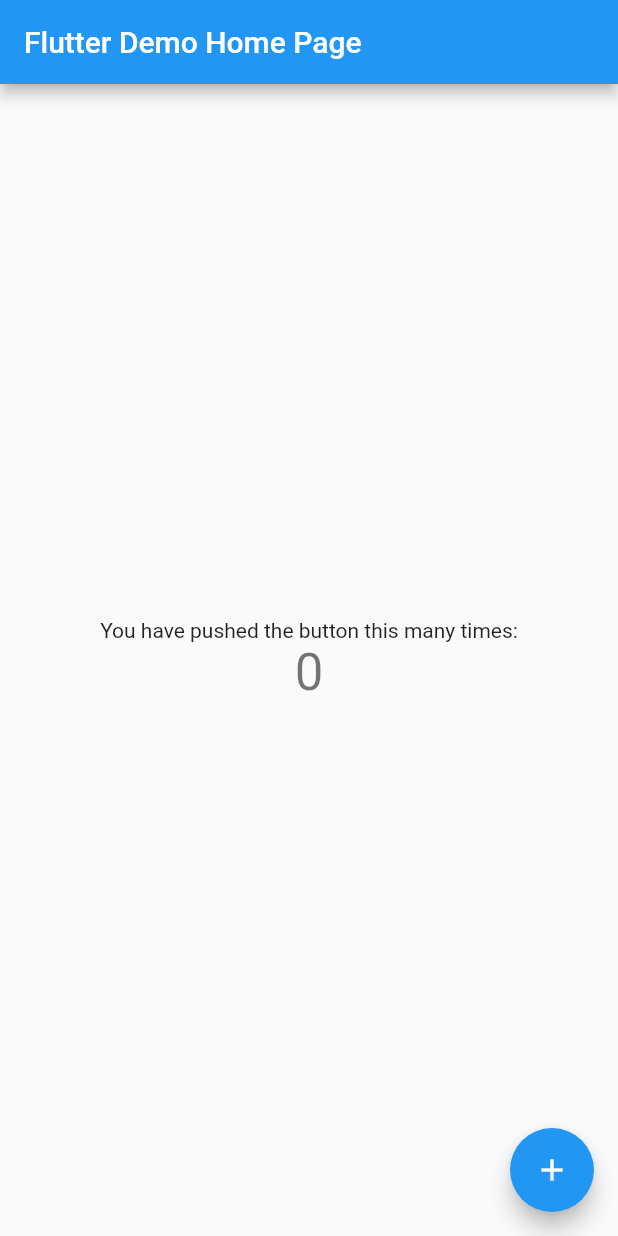
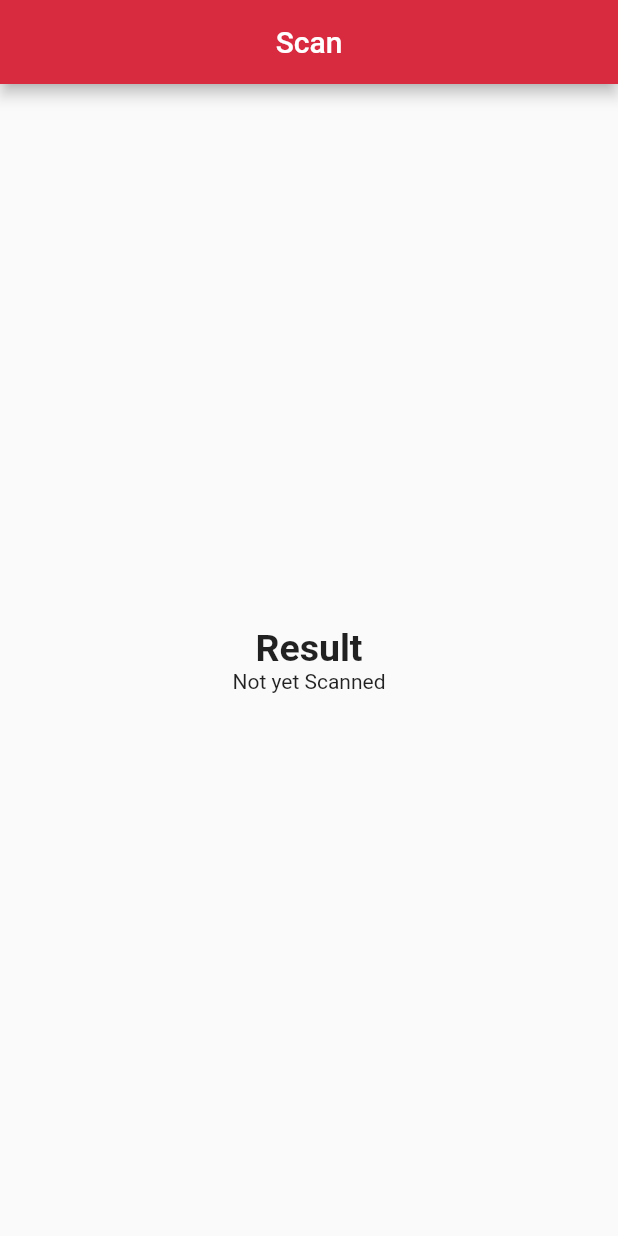
Before and after one commit to justkingsley/qr-code-scanner, a Flutter app: the screen it shows after launch, on a phone screen of 412 x 824 dp. Run offline on Flutter 3.47's test engine with Material 2 defaults, Android fonts, the phone set to English and light mode, and no system bars.

```diff
--- a/lib/main.dart
+++ b/lib/main.dart
@@ -1,115 +1,25 @@
 import 'package:flutter/material.dart';
+import 'package:qr_code_scanner/homepage.dart';
+import 'package:qr_code_scanner/scan.dart';
 
-void main() {
-  runApp(const MyApp());
+void main(){
+  runApp(
+    MaterialApp(
+      home: MyApp(),
+    )
+  );
 }
 
-class MyApp extends StatelessWidget {
+class MyApp extends StatefulWidget {
   const MyApp({Key? key}) : super(key: key);
 
-  // This widget is the root of your application.
+  @override
+  State<MyApp> createState() => _MyAppState();
+}
+
+class _MyAppState extends State<MyApp> {
   @override
   Widget build(BuildContext context) {
-    return MaterialApp(
-      title: 'Flutter Demo',
-      theme: ThemeData(
-        // This is the theme of your application.
-        //
-        // Try running your application with "flutter run". You'll see the
-        // application has a blue toolbar. Then, without quitting the app, try
-        // changing the primarySwatch below to Colors.green and then invoke
-        // "hot reload" (press "r" in the console where you ran "flutter run",
-        // or simply save your changes to "hot reload" in a Flutter IDE).
-        // Notice that the counter didn't reset back to zero; the application
-        // is not restarted.
-        primarySwatch: Colors.blue,
-      ),
-      home: const MyHomePage(title: 'Flutter Demo Home Page'),
-    );
+    return const Scan();
   }
 }
-
-class MyHomePage extends StatefulWidget {
-  const MyHomePage({Key? key, required this.title}) : super(key: key);
-
-  // This widget is the home page of your application. It is stateful, meaning
-  // that it has a State object (defined below) that contains fields that affect
-  // how it looks.
-
-  // This class is the configuration for the state. It holds the values (in this
-  // case the title) provided by the parent (in this case the App widget) and
-  // used by the build method of the State. Fields in a Widget subclass are
-  // always marked "final".
-
-  final String title;
-
-  @override
-  State<MyHomePage> createState() => _MyHomePageState();
-}
-
-class _MyHomePageState extends State<MyHomePage> {
-  int _counter = 0;
-
-  void _incrementCounter() {
-    setState(() {
-      // This call to setState tells the Flutter framework that something has
-      // changed in this State, which causes it to rerun the build method below
-      // so that the display can reflect the updated values. If we changed
-      // _counter without calling setState(), then the build method would not be
-      // called again, and so nothing would appear to happen.
-      _counter++;
-    });
-  }
-
-  @override
-  Widget build(BuildContext context) {
-    // This method is rerun every time setState is called, for instance as done
-    // by the _incrementCounter method above.
-    //
-    // The Flutter framework has been optimized to make rerunning build methods
-    // fast, so that you can just rebuild anything that needs updating rather
-    // than having to individually change instances of widgets.
-    return Scaffold(
-      appBar: AppBar(
-        // Here we take the value from the MyHomePage object that was created by
-        // the App.build method, and use it to set our appbar title.
-        title: Text(widget.title),
-      ),
-      body: Center(
-        // Center is a layout widget. It takes a single child and positions it
-        // in the middle of the parent.
-        child: Column(
-          // Column is also a layout widget. It takes a list of children and
-          // arranges them vertically. By default, it sizes itself to fit its
-          // children horizontally, and tries to be as tall as its parent.
-          //
-          // Invoke "debug painting" (press "p" in the console, choose the
-          // "Toggle Debug Paint" action from the Flutter Inspector in Android
-          // Studio, or the "Toggle Debug Paint" command in Visual Studio Code)
-          // to see the wireframe for each widget.
-          //
-          // Column has various properties to control how it sizes itself and
-          // how it positions its children. Here we use mainAxisAlignment to
-          // center the children vertically; the main axis here is the vertical
-          // axis because Columns are vertical (the cross axis would be
-          // horizontal).
-          mainAxisAlignment: MainAxisAlignment.center,
-          children: <Widget>[
-            const Text(
-              'You have pushed the button this many times:',
-            ),
-            Text(
-              '$_counter',
-              style: Theme.of(context).textTheme.headline4,
-            ),
-          ],
-        ),
-      ),
-      floatingActionButton: FloatingActionButton(
-        onPressed: _incrementCounter,
-        tooltip: 'Increment',
-        child: const Icon(Icons.add),
-      ), // This trailing comma makes auto-formatting nicer for build methods.
-    );
-  }
-}
--- /dev/null
+++ b/lib/scan.dart
@@ -0,0 +1,38 @@
+import 'package:flutter/material.dart';
+
+class Scan extends StatefulWidget {
+  const Scan({Key? key}) : super(key: key);
+
+  @override
+  State<Scan> createState() => _ScanState();
+}
+
+class _ScanState extends State<Scan> {
+
+  String qrResult = "Not yet Scanned";
+  @override
+  Widget build(BuildContext context) {
+    return Scaffold(
+      appBar: AppBar(
+        title: Text("Scan"),
+        centerTitle: true,
+        backgroundColor: const Color(0xFFD82B40),
+      ),
+      body: Container(
+        child: Column(
+          mainAxisAlignment: MainAxisAlignment.center,
+          crossAxisAlignment: CrossAxisAlignment.stretch,
+          children:[
+            const Text("Result",
+              style: TextStyle(fontSize: 25.0, fontWeight: FontWeight.bold),
+              textAlign: TextAlign.center,
+            ),
+            Text(qrResult,
+              textAlign: TextAlign.center,
+            )
+          ],
+        ),
+      ),
+    );
+  }
+}
--- a/pubspec.yaml
+++ b/pubspec.yaml
@@ -58,8 +58,8 @@ flutter:
   uses-material-design: true
 
   # To add assets to your application, add an assets section, like this:
-  # assets:
-  #   - images/a_dot_burr.jpeg
+  assets:
+   - images/
   #   - images/a_dot_ham.jpeg
 
   # An image asset can refer to one or more resolution-specific "variants", see
```
Also changed, not shown: lib/generate.dart (added, +23 -0 lines), lib/homepage.dart (added, +54 -0 lines), 2 other files.
